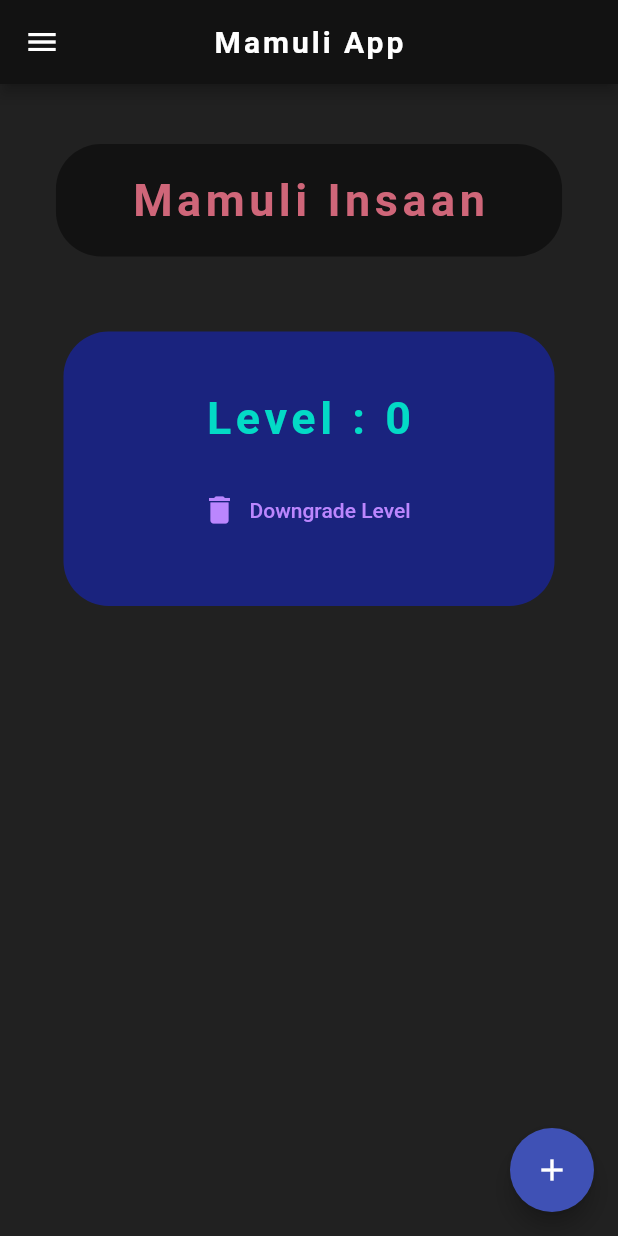
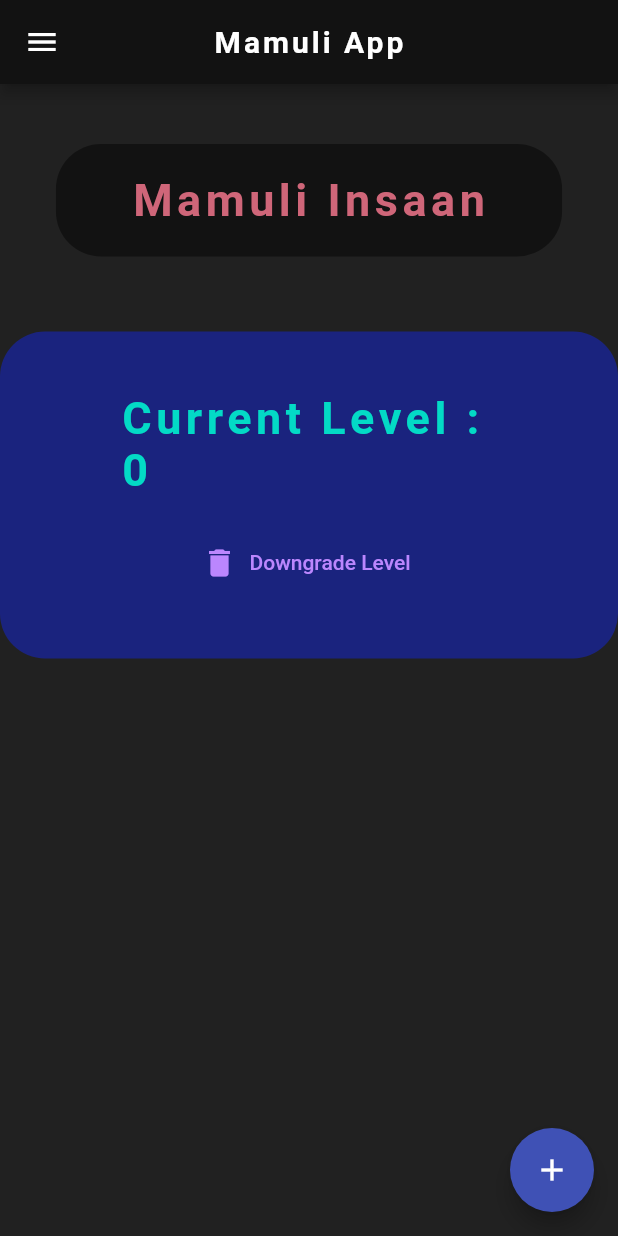
Before and after one commit to asutoshranjan/test-flutter, a Flutter app: the screen it shows after launch, after a tap on "Downgrade Level", after a tap on the "add" icon, on a phone screen of 412 x 824 dp. Run offline on Flutter 3.47's test engine with Material 2 defaults, Android fonts, the phone set to English and light mode, and no system bars.

Commit message:
deleted whitespace, improved variable names

```diff
--- a/test_project/lib/homepage.dart
+++ b/test_project/lib/homepage.dart
@@ -3,7 +3,6 @@ import 'package:flutter/material.dart';
 import 'package:flutter/painting.dart';
 
 // ignore_for_file: deprecated_member_use
-
 
 class Homepage extends StatefulWidget {
   @override
@@ -11,15 +10,12 @@ class Homepage extends StatefulWidget {
 }
 
 class _HomepageState extends State<Homepage> {
-
-  int c = 0;
+  int _count = 0;
 
   @override
   Widget build(BuildContext context) {
     return Scaffold(
-
       backgroundColor: Colors.grey[900],
-
       appBar: AppBar(
         backgroundColor: Color(0xFF121212),
         leading: IconButton(
@@ -37,14 +33,11 @@ class _HomepageState extends State<Homepage> {
         ),
         centerTitle: true,
       ),
-
       body: Column(
         children: [
-
           SizedBox(
             height: 40,
           ),
-
           Center(
             child: Container(
               padding: EdgeInsets.symmetric(horizontal: 50, vertical: 20),
@@ -63,18 +56,16 @@ class _HomepageState extends State<Homepage> {
               ),
             ),
           ),
-
           SizedBox(
             height: 50,
           ),
-
           Center(
             child: Container(
               padding: EdgeInsets.symmetric(horizontal: 80, vertical: 40),
               child: Column(
                 children: [
                   Text(
-                    'Level : ${c}',
+                    'Current Level : ${_count}',
                     style: TextStyle(
                       color: Color(0xFF03DAC6),
                       fontSize: 30,
@@ -82,15 +73,13 @@ class _HomepageState extends State<Homepage> {
                       letterSpacing: 3,
                     ),
                   ),
-
                   SizedBox(
                     height: 20,
                   ),
-
                   FlatButton.icon(
                     onPressed: () {
                       setState(() {
-                        c -= 1;
+                        _count -= 1;
                       });
                     },
                     icon: Icon(
@@ -114,11 +103,10 @@ class _HomepageState extends State<Homepage> {
           ),
         ],
       ),
-
       floatingActionButton: FloatingActionButton(
         onPressed: () {
           setState(() {
-            c += 1;
+            _count += 1;
           });
         },
         backgroundColor: Colors.indigo,
--- a/test_project/lib/main.dart
+++ b/test_project/lib/main.dart
@@ -1,20 +1,16 @@
-
-
 import 'package:flutter/cupertino.dart';
 import 'package:flutter/material.dart';
-import 'package:flutter/painting.dart';
-import 'package:test_project/homepage.dart';
 
-void main() {
-  runApp(TestApp());
-}
+import './homepage.dart';
+
+void main() => runApp(TestApp());
 
 class TestApp extends StatelessWidget {
   // This widget is the root of your application.
   @override
   Widget build(BuildContext context) {
     return MaterialApp(
-      title: 'Flutter Demo',
+      title: 'test-flutter',
       theme: ThemeData(
         primarySwatch: Colors.blue,
       ),
```
